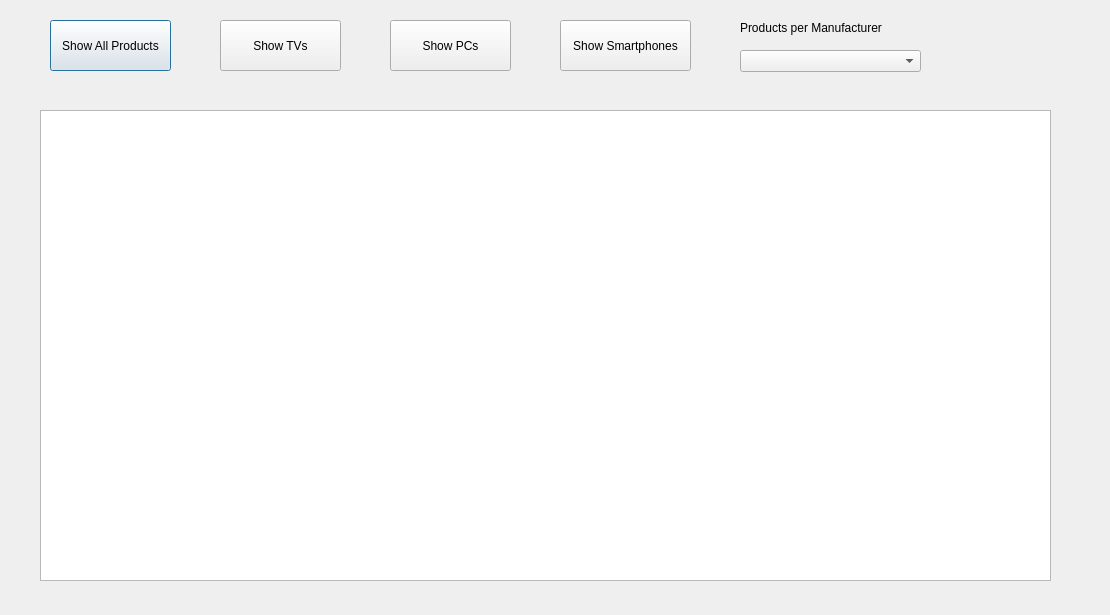
The window that customerproductlist.ui (mhortis/Eshop_QT) describes before a commit, drawn with Qt 5.
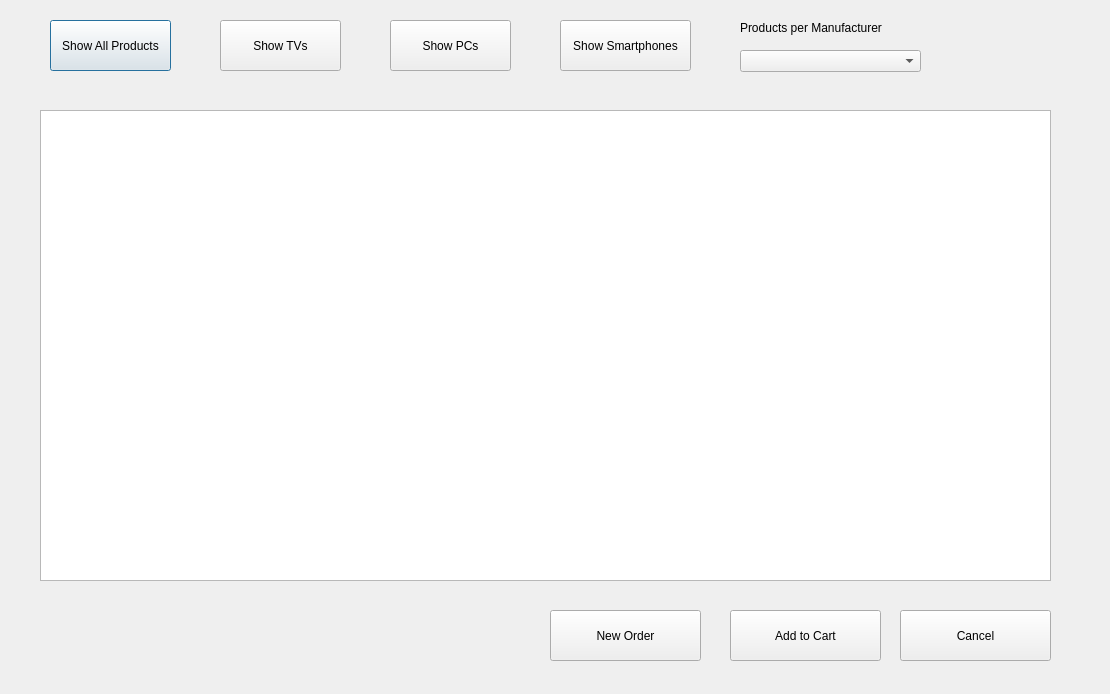
The same window after the commit.

What changed in the file:
```diff
--- a/customerproductlist.ui
+++ b/customerproductlist.ui
@@ -7,7 +7,7 @@
     <x>0</x>
     <y>0</y>
     <width>1110</width>
-    <height>615</height>
+    <height>694</height>
    </rect>
   </property>
   <property name="windowTitle">
@@ -110,6 +110,45 @@
     <string>Products per Manufacturer</string>
    </property>
   </widget>
+  <widget class="QPushButton" name="addToCart">
+   <property name="geometry">
+    <rect>
+     <x>730</x>
+     <y>610</y>
+     <width>151</width>
+     <height>51</height>
+    </rect>
+   </property>
+   <property name="text">
+    <string>Add to Cart</string>
+   </property>
+  </widget>
+  <widget class="QPushButton" name="cancel">
+   <property name="geometry">
+    <rect>
+     <x>900</x>
+     <y>610</y>
+     <width>151</width>
+     <height>51</height>
+    </rect>
+   </property>
+   <property name="text">
+    <string>Cancel</string>
+   </property>
+  </widget>
+  <widget class="QPushButton" name="newOrder">
+   <property name="geometry">
+    <rect>
+     <x>550</x>
+     <y>610</y>
+     <width>151</width>
+     <height>51</height>
+    </rect>
+   </property>
+   <property name="text">
+    <string>New Order</string>
+   </property>
+  </widget>
  </widget>
  <resources/>
  <connections/>
```
